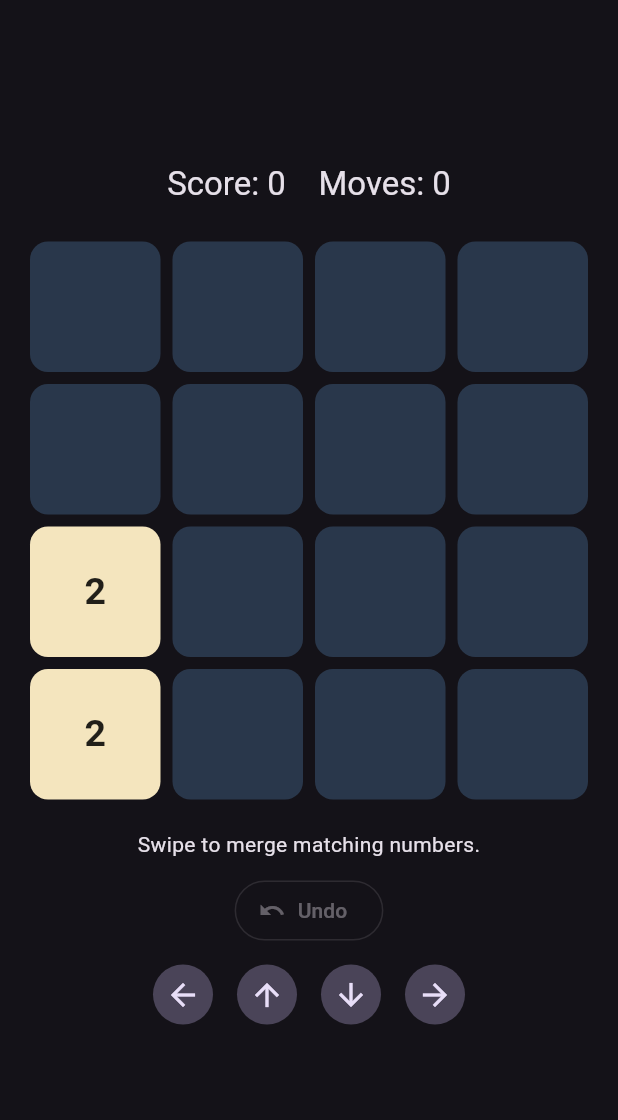
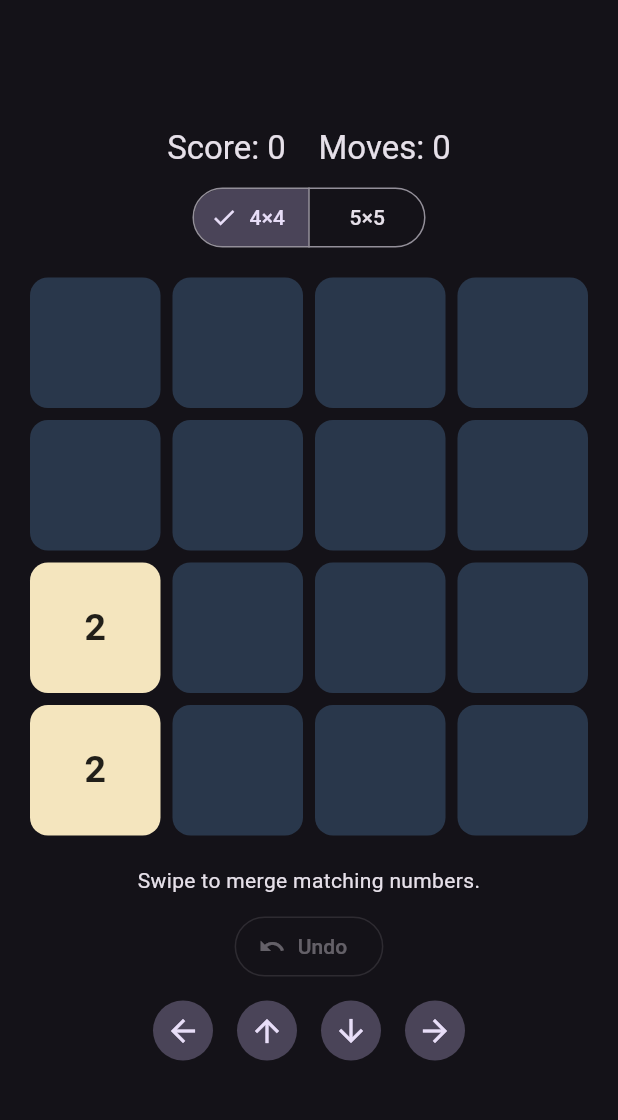
Before and after one commit to taktemurr-ops/game-004-2048-merge-world, a Flutter app: the screen it shows after launch, on a phone screen of 412 x 824 dp, the part 63-1183 px from its top. Run offline on Flutter 3.47's test engine with Material 3 defaults, Android fonts, the phone set to English and light mode, and no system bars.

Commit message:
feat(2048): expose 4x4 and 5x5 modes in responsive game UI

```diff
--- a/lib/main.dart
+++ b/lib/main.dart
@@ -27,6 +27,8 @@ class MergeScreen extends StatefulWidget {
 class _MergeScreenState extends State<MergeScreen> {
   Merge2048 game = Merge2048();
   Offset? gestureStart;
+
+  void newGame(int size) => setState(() => game = Merge2048(size: size));
 
   void move(SlideDirection direction) {
     if (game.gameOver) return;
@@ -68,10 +70,10 @@ class _MergeScreenState extends State<MergeScreen> {
       child: AspectRatio(
         aspectRatio: 1,
         child: Column(
-          children: List.generate(4, (r) {
+          children: List.generate(game.size, (r) {
             return Expanded(
               child: Row(
-                children: List.generate(4, (c) {
+                children: List.generate(game.size, (c) {
                   final value = game.board[r][c];
                   return Expanded(
                     child: Padding(
@@ -85,7 +87,7 @@ class _MergeScreenState extends State<MergeScreen> {
                           child: Text(
                             value == 0 ? '' : '$value',
                             style: TextStyle(
-                              fontSize: 25,
+                              fontSize: game.size == 5 ? 19 : 25,
                               fontWeight: FontWeight.bold,
                               color: value <= 8 ? Colors.black87 : Colors.white,
                             ),
@@ -111,7 +113,7 @@ class _MergeScreenState extends State<MergeScreen> {
         actions: [
           IconButton(
             tooltip: 'New game',
-            onPressed: () => setState(() => game = Merge2048()),
+            onPressed: () => newGame(game.size),
             icon: const Icon(Icons.refresh),
           ),
         ],
@@ -129,8 +131,17 @@ class _MergeScreenState extends State<MergeScreen> {
                     'Score: ${game.score}    Moves: ${game.moves}',
                     style: Theme.of(context).textTheme.titleLarge,
                   ),
-                  const SizedBox(height: 20),
-                  buildBoard(),
+                  const SizedBox(height: 8),
+                  SegmentedButton<int>(
+                    segments: const [
+                      ButtonSegment(value: 4, label: Text('4×4')),
+                      ButtonSegment(value: 5, label: Text('5×5')),
+                    ],
+                    selected: {game.size},
+                    onSelectionChanged: (sizes) => newGame(sizes.first),
+                  ),
+                  const SizedBox(height: 12),
+                  Flexible(child: buildBoard()),
                   const SizedBox(height: 16),
                   Text(
                     game.gameOver ? 'Game over. Start a new round.'
```
